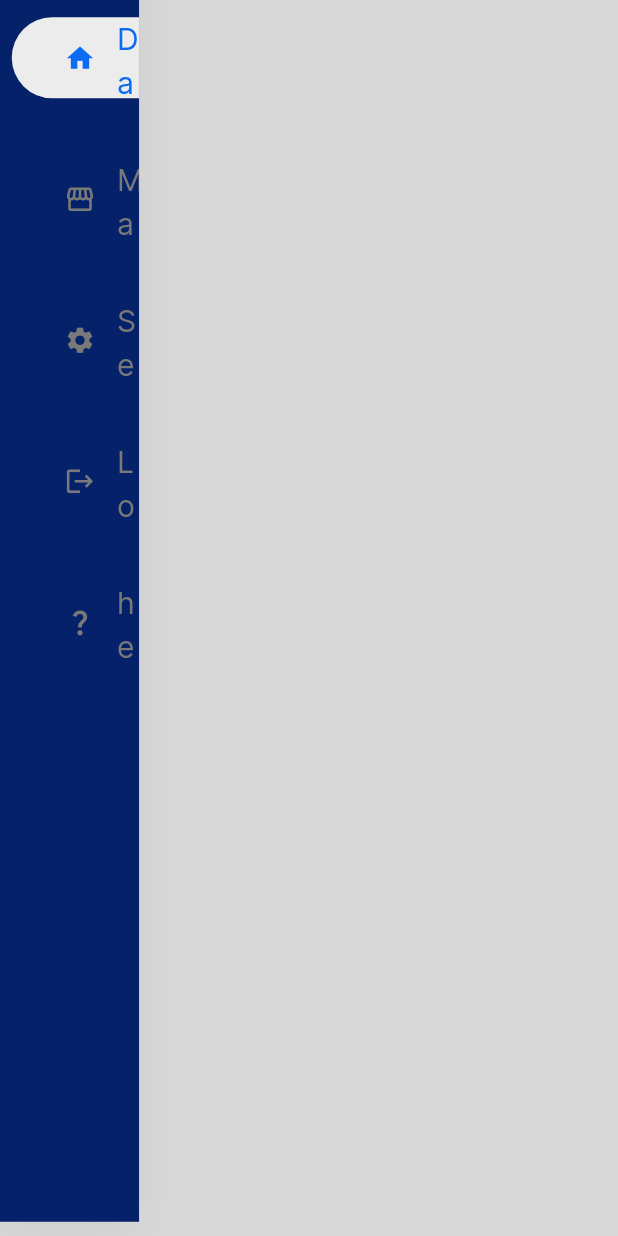
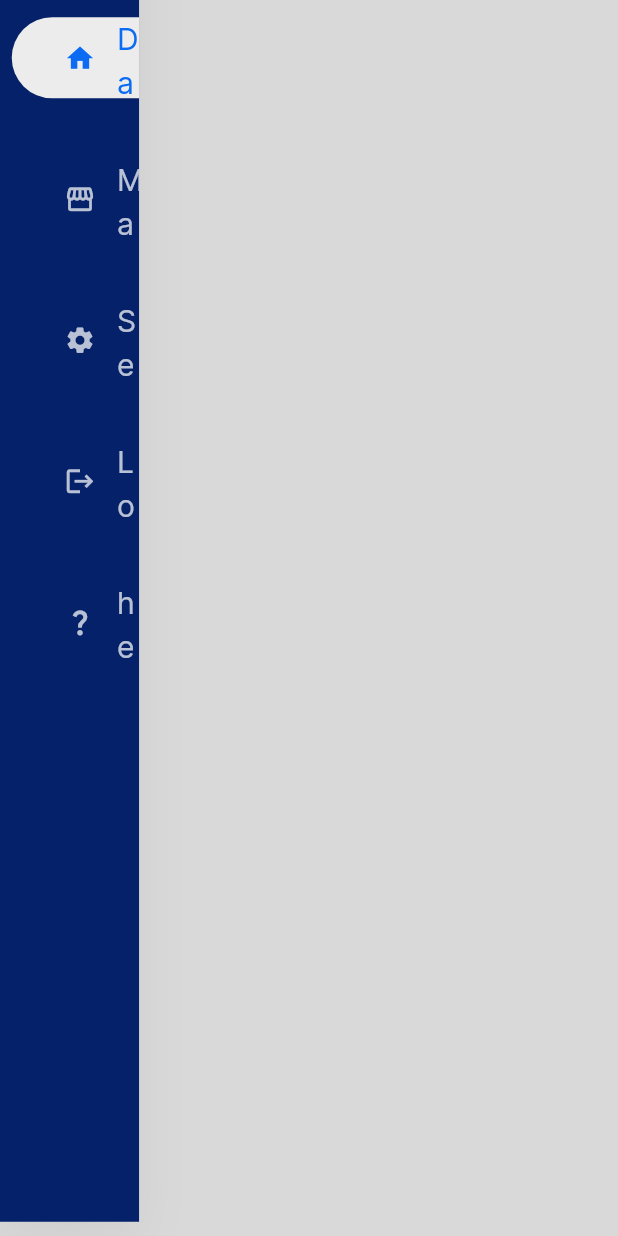
Before and after one commit to Team-Tetranos/aircraft_inventory_management, a Flutter app: the screen it shows after launch, scrolled down 154 dp, on a phone screen of 412 x 824 dp. Run offline on Flutter 3.47's test engine with Material 2 defaults, Android fonts, the phone set to English and light mode, and no system bars; our stand-ins replace dartz, dio, flutter_spinkit, font_awesome_flutter, get_it, image_picker and 2 more; missing offline and left inert: desktop_drop; network calls fail.

Commit message:
Final Before submit himel vai2

```diff
--- a/lib/main.dart
+++ b/lib/main.dart
@@ -45,11 +45,13 @@ class MyApp extends StatelessWidget {
       ],
       child: MaterialApp(
         scrollBehavior: MyCustomScrollBehavior(),
+
         debugShowCheckedModeBanner: false,
         title: 'Flutter Demo',
         theme: ThemeData(
 
           colorScheme: ColorScheme.fromSeed(seedColor: Colors.deepPurple),
+
           useMaterial3: true,
         ),
         initialRoute: RouteNames.baseview,  /*sharedPreferenceManager.getAccessToken()==null?RouteNames.login:RouteNames.baseview,*/
--- a/lib/views/base_view/base_view_desktop.dart
+++ b/lib/views/base_view/base_view_desktop.dart
@@ -27,7 +27,7 @@ class _MybaseViewDesktopState extends State<MybaseViewDesktop> {
         child: Consumer<BaseViewModel>(
             builder: (context,mp,_) {
               return Scaffold(
-                backgroundColor: Color(0xFFD9D9D9),
+                backgroundColor: const Color(0xFFD9D9D9),
                 body: SingleChildScrollView(
                   child: Column(
                     children: [
@@ -37,11 +37,11 @@ class _MybaseViewDesktopState extends State<MybaseViewDesktop> {
                           Container(
                             height:94 ,
                             width: MediaQuery.of(context).size.width*.225,
-                            color: Color(0xFF052169),
+                            color: const Color(0xFF052169),
                             child: Container(
                               height: 10,
                               width: 10,
-                              decoration: BoxDecoration(
+                              decoration: const BoxDecoration(
                                 image: DecorationImage(
                                   image: AssetImage("assets/image_files/Bangladesh Army Aviation.png"),
                                   //fit: BoxFit.cover
@@ -51,7 +51,7 @@ class _MybaseViewDesktopState extends State<MybaseViewDesktop> {
                           ),
 
                           Padding(
-                            padding: const EdgeInsets.only(left: .5),
+                            padding: const EdgeInsets.only(left: 0),
                             child: Container(
                               height: 94,
                               width: MediaQuery.of(context).size.width*.774,
@@ -68,7 +68,7 @@ class _MybaseViewDesktopState extends State<MybaseViewDesktop> {
                                           border: Border.all(width: 1,color: Color(0xFFECECEC)),
                                           borderRadius: BorderRadius.circular(35)
                                       ),
-                                      child: TextField(
+                                      child: const TextField(
                                         decoration: InputDecoration(
                                             border: OutlineInputBorder(
                                                 borderSide: BorderSide.none
@@ -93,7 +93,7 @@ class _MybaseViewDesktopState extends State<MybaseViewDesktop> {
                                           Container(
                                             height: 36,
                                             width: MediaQuery.of(context).size.width*.0277,
-                                            decoration: BoxDecoration(
+                                            decoration: const BoxDecoration(
                                                 color: Color(0xFF569DFF),
                                                 borderRadius: BorderRadius.all(Radius.circular(5))
                                             ),
@@ -107,7 +107,7 @@ class _MybaseViewDesktopState extends State<MybaseViewDesktop> {
                                           Container(
                                             height: 36,
                                             width: MediaQuery.of(context).size.width*.0277,
-                                            decoration: BoxDecoration(
+                                            decoration: const BoxDecoration(
                                                 color: Color(0xFF569DFF),
                                                 borderRadius: BorderRadius.all(Radius.circular(5))
                                             ),
@@ -127,11 +127,11 @@ class _MybaseViewDesktopState extends State<MybaseViewDesktop> {
                                                 border: Border.all(width: 1,color: Color(0xFFECECEC)),
                                                 borderRadius: BorderRadius.circular(35)
                                             ),
-                                            child: Row(
+                                            child: const Row(
                                               mainAxisAlignment: MainAxisAlignment.start,
                                               children: [
                                                 Padding(
-                                                  padding: const EdgeInsets.only(top: 4,bottom: 5),
+                                                  padding: EdgeInsets.only(top: 4,bottom: 5),
                                                   child: CircleAvatar(
                                                     radius: 35,
                                                     backgroundColor: Colors.black,
@@ -141,7 +141,7 @@ class _MybaseViewDesktopState extends State<MybaseViewDesktop> {
 
 
                                                 Padding(
-                                                  padding: const EdgeInsets.only(right: 7),
+                                                  padding: EdgeInsets.only(right: 7),
                                                   child: Text("james dane ",
                                                     style: TextStyle(
                                                         fontSize: 16,
@@ -193,8 +193,8 @@ class _MybaseViewDesktopState extends State<MybaseViewDesktop> {
                                     child: MyBaseViewContainer(text: "Dashboard",
                                         containercolor: mp.baseviewPage=="dashboard"?Color(0xFFECECEC):Colors.transparent,
                                         icon: Icons.home,
-                                        textcolor: mp.baseviewPage=='dashboard'?Color(0xFF0B6CF3):Color(0xFF797979),
-                                        iconcolor: mp.baseviewPage=='dashboard'?Color(0xFF0B6CF3):Color(0xFF797979))),
+                                        textcolor: mp.baseviewPage=='dashboard'?Color(0xFF0B6CF3):Color(0xFFFFFFFF).withOpacity(0.72),
+                                        iconcolor: mp.baseviewPage=='dashboard'?Color(0xFF0B6CF3):Color(0xFFFFFFFF).withOpacity(0.72))),
 
                                 SizedBox(height: 40,),
                                 Visibility(
@@ -209,8 +209,8 @@ class _MybaseViewDesktopState extends State<MybaseViewDesktop> {
                                           child: MyBaseViewContainer(text: "Add Item",
                                               containercolor: mp.baseviewPage=="add_item"?Color(0xFFECECEC):Colors.transparent,
                                               icon: Icons.add_shopping_cart_outlined,
-                                              textcolor: mp.baseviewPage=='add_item'?Color(0xFF0B6CF3):Color(0xFF797979),
-                                              iconcolor: mp.baseviewPage=='add_item'?Color(0xFF0B6CF3):Color(0xFF797979))),
+                                              textcolor: mp.baseviewPage=='add_item'?Color(0xFF0B6CF3):Color(0xFFFFFFFF).withOpacity(0.72),
+                                              iconcolor: mp.baseviewPage=='add_item'?Color(0xFF0B6CF3):Color(0xFFFFFFFF).withOpacity(0.72))),
 
                                       SizedBox(height: 40,),
                                       GestureDetector(
@@ -221,8 +221,8 @@ class _MybaseViewDesktopState extends State<MybaseViewDesktop> {
                                           child: MyBaseViewContainer(text: "inventory",
                                               containercolor: mp.baseviewPage=="inventory"?Color(0xFFECECEC):Colors.transparent,
                                               icon: Icons.add_shopping_cart_outlined,
-                                              textcolor: mp.baseviewPage=='inventory'?Color(0xFF0B6CF3):Color(0xFF797979),
-                                              iconcolor: mp.baseviewPage=='inventory'?Color(0xFF0B6CF3):Color(0xFF797979))),
+                                              textcolor: mp.baseviewPage=='inventory'?Color(0xFF0B6CF3):Color(0xFFFFFFFF).withOpacity(0.72),
+                                              iconcolor: mp.baseviewPage=='inventory'?Color(0xFF0B6CF3):Color(0xFFFFFFFF).withOpacity(0.72))),
 
                                       SizedBox(height: 40,),
 
@@ -230,11 +230,11 @@ class _MybaseViewDesktopState extends State<MybaseViewDesktop> {
                                           onTap: (){
                                             mp.changingOptions(context,'product_overview');
                                           },
-                                          child: MyBaseViewContainer(text: "Product Overview",
+                                          child: MyBaseViewContainer(text: "Parts Overview",
                                               containercolor: mp.baseviewPage=="product_overview"?Colors.white:Colors.transparent,
                                               icon: Icons.event_note_sharp,
-                                              textcolor: mp.baseviewPage=='product_overview'?Color(0xFF0B6CF3):Color(0xFF797979),
-                                              iconcolor: mp.baseviewPage=='product_overview'?Color(0xFF0B6CF3):Color(0xFF797979))),
+                                              textcolor: mp.baseviewPage=='product_overview'?Color(0xFF0B6CF3):Color(0xFFFFFFFF).withOpacity(0.72),
+                                              iconcolor: mp.baseviewPage=='product_overview'?Color(0xFF0B6CF3):Color(0xFFFFFFFF).withOpacity(0.72))),
 
 
                                       SizedBox(height: 40,),
@@ -249,8 +249,8 @@ class _MybaseViewDesktopState extends State<MybaseViewDesktop> {
                                     child: MyBaseViewContainer(text: "Manage Store",
                                         containercolor: mp.baseviewPage=="manage_store"?Color(0xFFECECEC):Colors.transparent,
                                         icon: Icons.storefront,
-                                        textcolor: mp.baseviewPage=='manage_store'?Color(0xFF0B6CF3):Color(0xFF797979),
-                                        iconcolor: mp.baseviewPage=='manage_store'?Color(0xFF0B6CF3):Color(0xFF797979))),
+                                        textcolor: mp.baseviewPage=='manage_store'?Color(0xFF0B6CF3):Color(0xFFFFFFFF).withOpacity(0.72),
+                                        iconcolor: mp.baseviewPage=='manage_store'?Color(0xFF0B6CF3):Color(0xFFFFFFFF).withOpacity(0.72))),
 
                                 SizedBox(height: 40,),
 
@@ -272,8 +272,8 @@ class _MybaseViewDesktopState extends State<MybaseViewDesktop> {
                                     child: MyBaseViewContainer(text: "Settings",
                                         containercolor: mp.baseviewPage=="settings"?Color(0xFFECECEC):Colors.transparent,
                                         icon: Icons.settings,
-                                        textcolor: mp.baseviewPage=='settings'?Color(0xFF0B6CF3):Color(0xFF797979),
-                                        iconcolor: mp.baseviewPage=='settings'?Color(0xFF0B6CF3):Color(0xFF797979))),
+                                        textcolor: mp.baseviewPage=='settings'?Color(0xFF0B6CF3):Color(0xFFFFFFFF).withOpacity(0.72),
+                                        iconcolor: mp.baseviewPage=='settings'?Color(0xFF0B6CF3):Color(0xFFFFFFFF).withOpacity(0.72))),
 
                                 SizedBox(height: 40,),
 
@@ -284,8 +284,8 @@ class _MybaseViewDesktopState extends State<MybaseViewDesktop> {
                                     child: MyBaseViewContainer(text: "Log Out",
                                         containercolor: mp.baseviewPage=="log_out"?Color(0xFFECECEC):Colors.transparent,
                                         icon: Icons.logout,
-                                        textcolor: mp.baseviewPage=='log_out'?Color(0xFF0B6CF3):Color(0xFF797979),
-                                        iconcolor: mp.baseviewPage=='log_out'?Color(0xFF0B6CF3):Color(0xFF797979))),
+                                        textcolor: mp.baseviewPage=='log_out'?Color(0xFF0B6CF3):Color(0xFFFFFFFF).withOpacity(0.72),
+                                        iconcolor: mp.baseviewPage=='log_out'?Color(0xFF0B6CF3):Color(0xFFFFFFFF).withOpacity(0.72))),
 
                                 SizedBox(height: 40,),
 
@@ -296,8 +296,8 @@ class _MybaseViewDesktopState extends State<MybaseViewDesktop> {
                                     child: MyBaseViewContainer(text: "help",
                                         containercolor: mp.baseviewPage=="help"?Color(0xFFECECEC):Colors.transparent,
                                         icon: Icons.question_mark,
-                                        textcolor: mp.baseviewPage=='help'?Color(0xFF0B6CF3):Color(0xFF797979),
-                                        iconcolor: mp.baseviewPage=='help'?Color(0xFF0B6CF3):Color(0xFF797979))),
+                                        textcolor: mp.baseviewPage=='help'?Color(0xFF0B6CF3):Color(0xFFFFFFFF).withOpacity(0.72),
+                                        iconcolor: mp.baseviewPage=='help'?Color(0xFF0B6CF3):Color(0xFFFFFFFF).withOpacity(0.72))),
                               ],
                             ),
                           ),
```
Also changed, not shown: lib/utils/date_object_conversion.dart (added, +32 -0 lines), lib/view_models/inventory_view_model.dart (+32 -4 lines), lib/views/inventory_view/inventory_view_desktop.dart (+79 -64 lines), lib/views/inventory_view/pagination_class.dart (+26 -13 lines).
